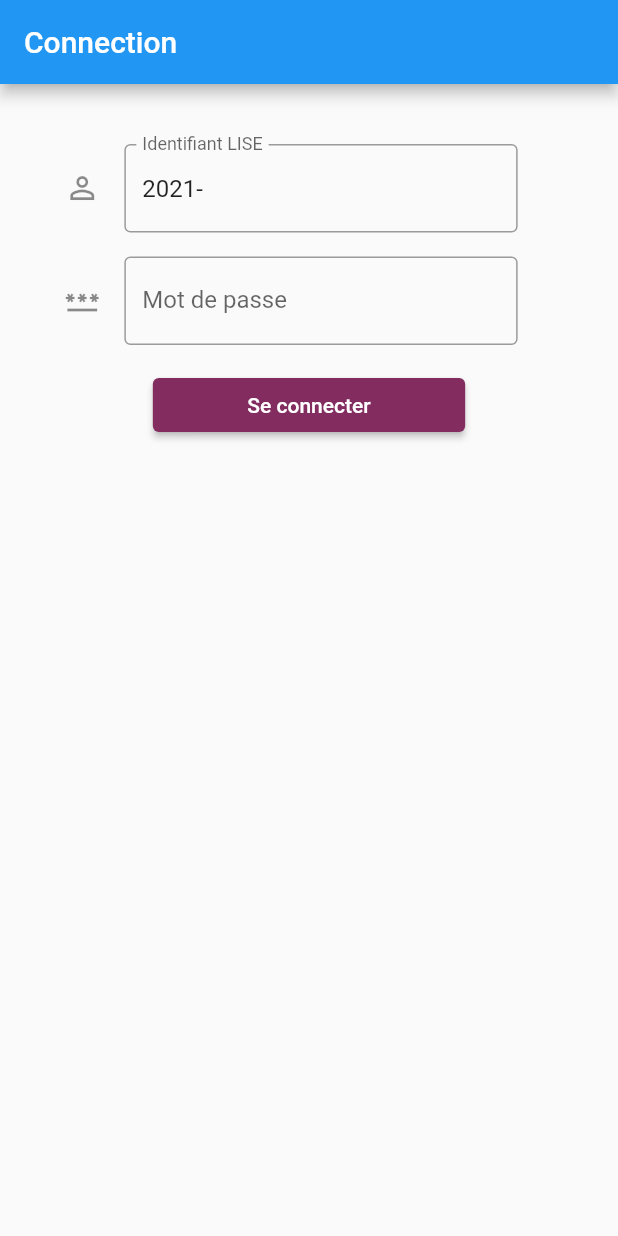
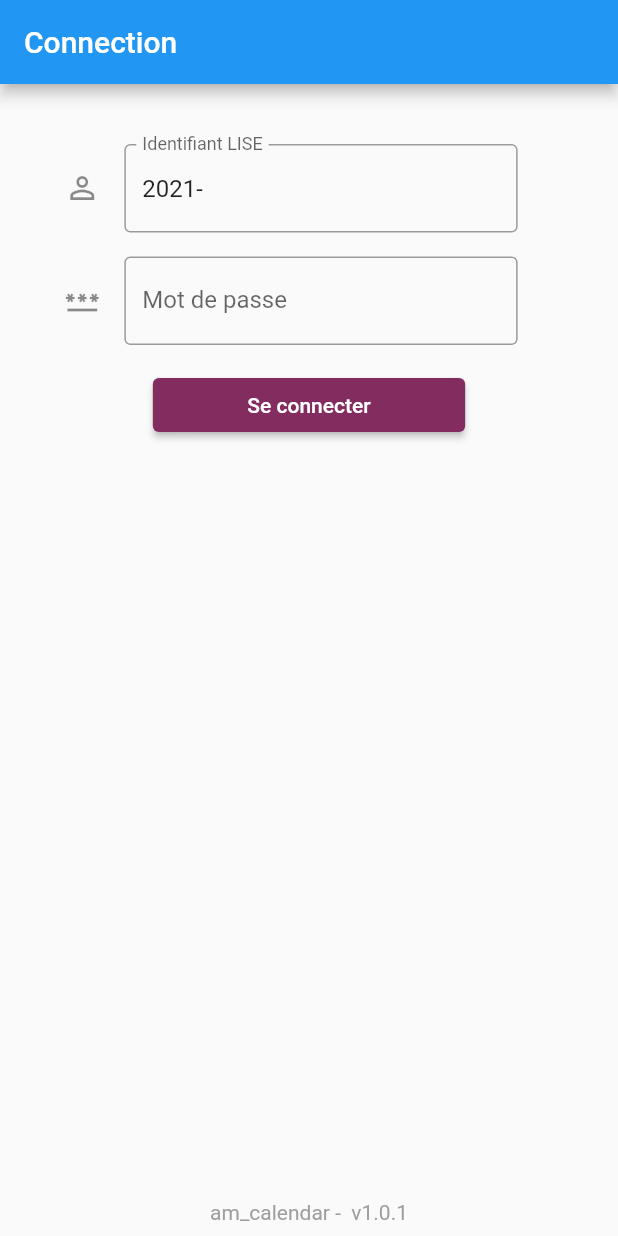
Before and after one commit to d0rianb/AM-calendar, a Flutter app: the screen it shows after launch, on a phone screen of 412 x 824 dp. Run offline on Flutter 3.47's test engine with Material 2 defaults, Android fonts, the phone set to English and light mode, and no system bars; our stand-ins replace event_bus, package_info, shared_preferences, syncfusion_flutter_calendar, syncfusion_flutter_datepicker, timezone; missing offline and left inert: flutter_inappwebview, mailto, syncfusion_flutter_core.

Commit message:
Add version number to the login view

```diff
--- a/lib/routes/login-view.dart
+++ b/lib/routes/login-view.dart
@@ -1,6 +1,7 @@
 import 'package:flutter/cupertino.dart';
 import 'package:flutter/material.dart';
 import 'package:flutter/services.dart';
+import 'package:package_info/package_info.dart';
 
 import 'package:shared_preferences/shared_preferences.dart';
 
@@ -24,6 +25,7 @@ class LoginViewState extends State<LoginView> {
   final TextEditingController userIdFieldController = TextEditingController();
   final TextEditingController passwordFieldController = TextEditingController();
   late SharedPreferences? prefs;
+  late PackageInfo packageInfo = PackageInfo(appName: '', packageName: '', version: '', buildNumber: '');
   String userId = '';
   String password = '';
   bool isLoading = false;
@@ -39,6 +41,12 @@ class LoginViewState extends State<LoginView> {
           userId = prefs!.getString('id') ?? '2021-';
           password = prefs!.getString('password') ?? '';
         }));
+    initPackageInfo();
+  }
+
+  Future<void> initPackageInfo() async {
+    packageInfo = await PackageInfo.fromPlatform();
+    setState(() {});
   }
 
   Future<void> initSharedPreferences() async => prefs = await SharedPreferences.getInstance();
@@ -103,7 +111,8 @@ class LoginViewState extends State<LoginView> {
                                 textInputAction: TextInputAction.next,
                                 onChanged: (id) => setState(() {
                                   userId = id.trim();
-                                  if (userId == 'web-login') webLoginCallback();
+                                  if (userId == 'web-login')
+                                    webLoginCallback();
                                   else if (userId == 'debug') debugCallback();
                                 }),
                               ),
@@ -137,7 +146,8 @@ class LoginViewState extends State<LoginView> {
                             child: ElevatedButton(
                               child: Text(!isLoading ? 'Se connecter' : 'Annuler'),
                               onPressed: () {
-                                if (userId == 'web-login') return webLoginCallback();
+                                if (userId == 'web-login')
+                                  return webLoginCallback();
                                 else if (userId == 'debug') return debugCallback();
                                 prefs?.setString('id', userId);
                                 prefs?.setString('password', password);
@@ -200,6 +210,18 @@ class LoginViewState extends State<LoginView> {
           ],
         ),
       ),
+        bottomNavigationBar: Row(
+          mainAxisAlignment: MainAxisAlignment.center,
+          children: [
+            Padding(
+              padding: const EdgeInsets.all(8.0),
+              child: Text(
+                '${packageInfo.appName} -  v${packageInfo.version}',
+                style: TextStyle(color: Colors.grey[500], backgroundColor: Colors.transparent),
+              ),
+            ),
+          ],
+        ),
     );
   }
 }
```
